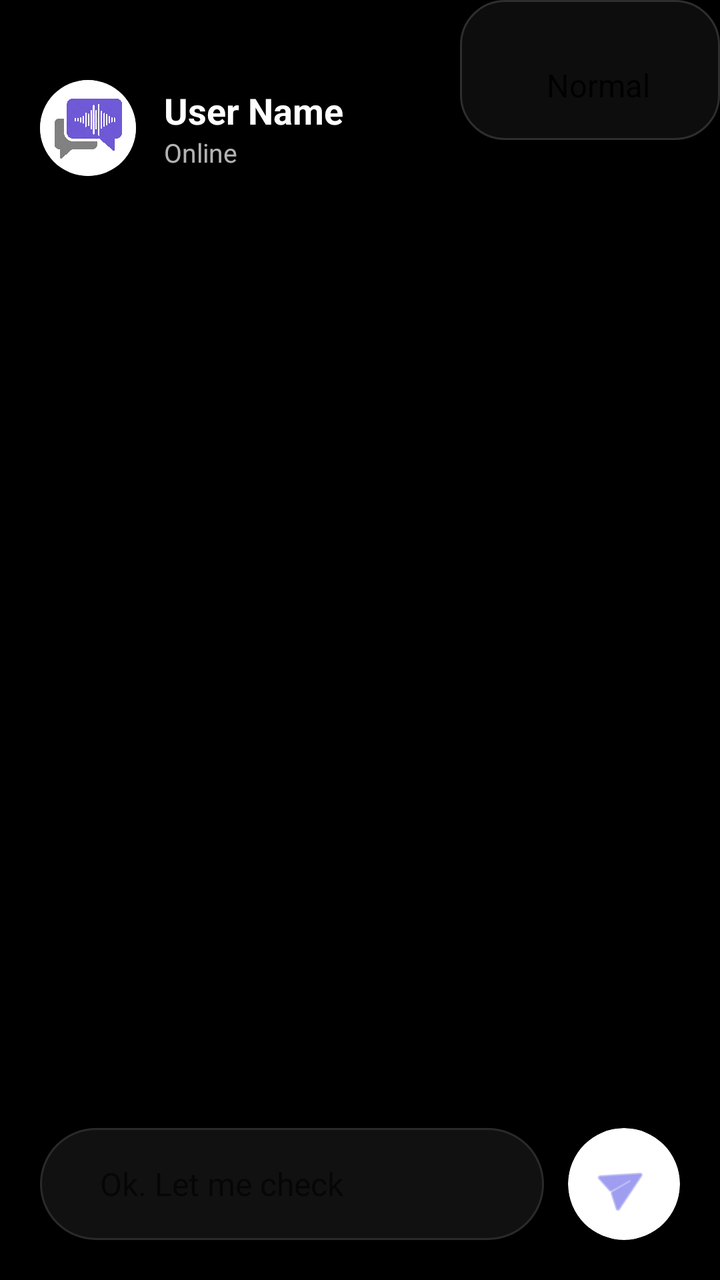
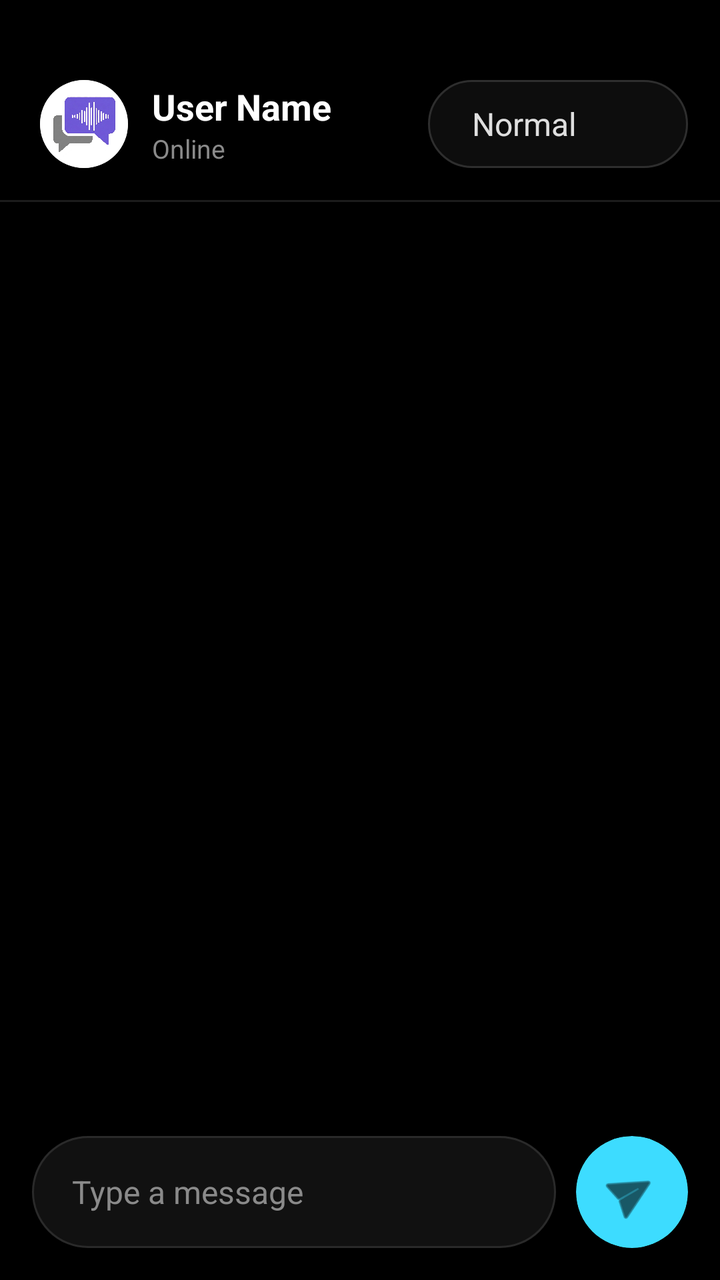

Screens rendered from an Android XML layout before and after an edit, with the pre-edit source and the edit as a unified diff.
<!-- AndroidManifest.xml: application theme Theme.GibberChat -->
<!-- res/layout/activity_main.xml -->
<?xml version="1.0" encoding="utf-8"?>
<androidx.constraintlayout.widget.ConstraintLayout 
    xmlns:android="http://schemas.android.com/apk/res/android"
    xmlns:app="http://schemas.android.com/apk/res-auto"
    xmlns:tools="http://schemas.android.com/tools"
    android:layout_width="match_parent"
    android:layout_height="match_parent"
    android:background="@drawable/bg_main_gradient">

    
    
    
    <View
        android:id="@+id/header_curve"
        android:layout_width="130dp"
        android:layout_height="70dp"
        android:background="@drawable/bg_header_curve"
        app:layout_constraintTop_toTopOf="parent"
        app:layout_constraintEnd_toEndOf="parent" />

    
    <Spinner
        android:id="@+id/spinnerProtocol"
        android:layout_width="wrap_content"
        android:layout_height="wrap_content"
        android:entries="@array/protocol_items"
        android:background="@null"
        android:layout_marginEnd="10dp"
        android:layout_marginTop="15dp"
        app:layout_constraintEnd_toEndOf="parent"
        app:layout_constraintTop_toTopOf="parent"
        app:layout_constraintBottom_toBottomOf="@id/header_curve" />

    
    

    <androidx.cardview.widget.CardView
        android:id="@+id/cardAvatar"
        android:layout_width="48dp"
        android:layout_height="48dp"
        android:layout_marginStart="20dp"
        android:layout_marginTop="40dp"
        app:cardCornerRadius="24dp"
        app:cardElevation="0dp"
        app:cardBackgroundColor="#CCCCCC"
        app:layout_constraintStart_toStartOf="parent"
        app:layout_constraintTop_toTopOf="parent">
        
        <ImageView
            android:id="@+id/imgAvatar"
            android:layout_width="match_parent"
            android:layout_height="match_parent"
            android:scaleType="centerCrop"
            android:src="@drawable/app_icon" />
    </androidx.cardview.widget.CardView>

    <LinearLayout
        android:layout_width="0dp"
        android:layout_height="wrap_content"
        android:orientation="vertical"
        android:layout_marginStart="14dp"
        android:layout_marginEnd="8dp"
        app:layout_constraintStart_toEndOf="@id/cardAvatar"
        app:layout_constraintEnd_toStartOf="@id/header_curve"
        app:layout_constraintTop_toTopOf="@id/cardAvatar"
        app:layout_constraintBottom_toBottomOf="@id/cardAvatar">

        <EditText
            android:id="@+id/editParams"
            android:layout_width="wrap_content"
            android:layout_height="wrap_content"
            android:background="@null"
            android:text="User Name"
            android:textColor="@color/white"
            android:textStyle="bold"
            android:textSize="18sp"
            android:inputType="textPersonName"
            android:maxLines="1" />

        <TextView
            android:layout_width="wrap_content"
            android:layout_height="wrap_content"
            android:text="Online"
            android:textColor="#B3FFFFFF"
            android:textSize="13sp" />
    </LinearLayout>

    
    <androidx.recyclerview.widget.RecyclerView
        android:id="@+id/recyclerChat"
        android:layout_width="match_parent"
        android:layout_height="0dp"
        android:layout_marginTop="20dp"
        android:paddingStart="20dp"
        android:paddingEnd="20dp"
        android:clipToPadding="false"
        app:layout_constraintTop_toBottomOf="@id/header_curve"
        app:layout_constraintBottom_toTopOf="@id/layoutInput" />

    
    <TextView
        android:id="@+id/textLog"
        android:layout_width="match_parent"
        android:layout_height="wrap_content"
        android:gravity="center"
        android:textColor="#80FFFFFF"
        android:textSize="10sp"
        app:layout_constraintBottom_toTopOf="@id/layoutInput" />

    
    <LinearLayout
        android:id="@+id/layoutInput"
        android:layout_width="match_parent"
        android:layout_height="wrap_content"
        android:orientation="horizontal"
        android:padding="20dp"
        android:gravity="bottom"
        app:layout_constraintBottom_toBottomOf="parent">

        
        <LinearLayout
            android:layout_width="0dp"
            android:layout_height="56dp"
            android:layout_weight="1"
            android:background="@drawable/bg_input_pill"
            android:elevation="4dp"
            android:gravity="center_vertical"
            android:paddingStart="20dp"
            android:paddingEnd="20dp">

            
            
            <EditText
                android:id="@+id/editMessage"
                android:layout_width="match_parent"
                android:layout_height="wrap_content"
                android:background="@null"
                android:layout_marginStart="10dp"
                android:hint="Ok. Let me check"
                android:textColor="@android:color/black"
                android:textSize="16sp" />
        </LinearLayout>

        <Space android:layout_width="12dp" android:layout_height="wrap_content" />

        
        <androidx.cardview.widget.CardView
            android:layout_width="56dp"
            android:layout_height="56dp"
            app:cardCornerRadius="28dp"
            app:cardBackgroundColor="@color/white"
            app:cardElevation="4dp">
            
            <ImageView
                android:id="@+id/btnSend"
                android:layout_width="match_parent"
                android:layout_height="match_parent"
                android:scaleType="center"
                android:src="@android:drawable/ic_menu_send"
                app:tint="#5E5CE6"
                android:rotation="-30" />
        </androidx.cardview.widget.CardView>
    </LinearLayout>

</androidx.constraintlayout.widget.ConstraintLayout>
<!-- resources referenced by this layout -->
<resources>
  <string-array name="protocol_items">
          <item>Normal</item>
          <item>Fast</item>
          <item>Fastest</item>
          <item>Ultra Fast</item>
          <item>DT</item>
          <item>MT</item>
          <item>DT Fast</item>
          <item>MT Fast</item>
      </string-array>
  <color name="white">#FFFFFF</color>
  <!-- drawable app_icon: png bitmap (drawable, 728945 bytes) -->
  <!-- drawable bg_header_curve (drawable) -->
  <?xml version="1.0" encoding="utf-8"?>
  <shape xmlns:android="http://schemas.android.com/apk/res/android">
      <solid android:color="#0D0D0D" />
      <stroke android:width="1dp" android:color="#2E2E2E" />
      <corners android:radius="22dp" />
  </shape>
  <!-- drawable bg_input_pill (drawable) -->
  <?xml version="1.0" encoding="utf-8"?>
  <shape xmlns:android="http://schemas.android.com/apk/res/android">
      <solid android:color="#111111" />
      <stroke android:width="1dp" android:color="#2A2A2A" />
      <corners android:radius="28dp" />
  </shape>
  <!-- drawable bg_main_gradient (drawable) -->
  <?xml version="1.0" encoding="utf-8"?>
  <shape xmlns:android="http://schemas.android.com/apk/res/android"
      android:shape="rectangle">
      <solid android:color="#000000" />
  </shape>
  <style name="Theme.GibberChat" parent="Theme.AppCompat.Light.NoActionBar">
          <item name="colorPrimary">@color/main_purple</item>
          <item name="colorPrimaryDark">@color/main_purple</item>
          <item name="colorAccent">@color/light_purple_bubble</item>
          
          
          <item name="android:statusBarColor">@color/white</item>
          <item name="android:windowLightStatusBar">true</item>
      </style>
  <color name="main_purple">#5E5CE6</color>
  <color name="light_purple_bubble">#7A78F0</color>
</resources>

<!-- the commit's change to res/layout/activity_main.xml (unified diff, before → after) -->
@@ -1,5 +1,5 @@
 <?xml version="1.0" encoding="utf-8"?>
-<androidx.constraintlayout.widget.ConstraintLayout 
+<androidx.constraintlayout.widget.ConstraintLayout
     xmlns:android="http://schemas.android.com/apk/res/android"
     xmlns:app="http://schemas.android.com/apk/res-auto"
     xmlns:tools="http://schemas.android.com/tools"
@@ -8,12 +8,12 @@
     android:background="@drawable/bg_main_gradient">
 
     
-    
-    
     <View
         android:id="@+id/header_curve"
         android:layout_width="130dp"
-        android:layout_height="70dp"
+        android:layout_height="44dp"
+        android:layout_marginTop="40dp"
+        android:layout_marginEnd="16dp"
         android:background="@drawable/bg_header_curve"
         app:layout_constraintTop_toTopOf="parent"
         app:layout_constraintEnd_toEndOf="parent" />
@@ -21,31 +21,31 @@
     
     <Spinner
         android:id="@+id/spinnerProtocol"
-        android:layout_width="wrap_content"
-        android:layout_height="wrap_content"
+        android:layout_width="0dp"
+        android:layout_height="0dp"
+        android:theme="@android:style/ThemeOverlay.Material.Dark"
         android:entries="@array/protocol_items"
         android:background="@null"
-        android:layout_marginEnd="10dp"
-        android:layout_marginTop="15dp"
-        app:layout_constraintEnd_toEndOf="parent"
-        app:layout_constraintTop_toTopOf="parent"
+        android:paddingStart="14dp"
+        android:paddingEnd="14dp"
+        app:layout_constraintStart_toStartOf="@id/header_curve"
+        app:layout_constraintEnd_toEndOf="@id/header_curve"
+        app:layout_constraintTop_toTopOf="@id/header_curve"
         app:layout_constraintBottom_toBottomOf="@id/header_curve" />
 
     
-    
-
     <androidx.cardview.widget.CardView
         android:id="@+id/cardAvatar"
-        android:layout_width="48dp"
-        android:layout_height="48dp"
+        android:layout_width="44dp"
+        android:layout_height="44dp"
         android:layout_marginStart="20dp"
         android:layout_marginTop="40dp"
-        app:cardCornerRadius="24dp"
+        app:cardCornerRadius="22dp"
         app:cardElevation="0dp"
-        app:cardBackgroundColor="#CCCCCC"
+        app:cardBackgroundColor="#FFFFFF"
         app:layout_constraintStart_toStartOf="parent"
         app:layout_constraintTop_toTopOf="parent">
-        
+
         <ImageView
             android:id="@+id/imgAvatar"
             android:layout_width="match_parent"
@@ -54,11 +54,12 @@
             android:src="@drawable/app_icon" />
     </androidx.cardview.widget.CardView>
 
+    
     <LinearLayout
         android:layout_width="0dp"
         android:layout_height="wrap_content"
         android:orientation="vertical"
-        android:layout_marginStart="14dp"
+        android:layout_marginStart="12dp"
         android:layout_marginEnd="8dp"
         app:layout_constraintStart_toEndOf="@id/cardAvatar"
         app:layout_constraintEnd_toStartOf="@id/header_curve"
@@ -71,7 +72,7 @@
             android:layout_height="wrap_content"
             android:background="@null"
             android:text="User Name"
-            android:textColor="@color/white"
+            android:textColor="#FFFFFF"
             android:textStyle="bold"
             android:textSize="18sp"
             android:inputType="textPersonName"
@@ -81,20 +82,29 @@
             android:layout_width="wrap_content"
             android:layout_height="wrap_content"
             android:text="Online"
-            android:textColor="#B3FFFFFF"
+            android:textColor="#8A8A8A"
             android:textSize="13sp" />
     </LinearLayout>
+
+    
+    <View
+        android:id="@+id/divider_header"
+        android:layout_width="match_parent"
+        android:layout_height="1dp"
+        android:layout_marginTop="16dp"
+        android:background="#1C1C1C"
+        app:layout_constraintTop_toBottomOf="@id/cardAvatar" />
 
     
     <androidx.recyclerview.widget.RecyclerView
         android:id="@+id/recyclerChat"
         android:layout_width="match_parent"
         android:layout_height="0dp"
-        android:layout_marginTop="20dp"
         android:paddingStart="20dp"
         android:paddingEnd="20dp"
+        android:paddingTop="16dp"
         android:clipToPadding="false"
-        app:layout_constraintTop_toBottomOf="@id/header_curve"
+        app:layout_constraintTop_toBottomOf="@id/divider_header"
         app:layout_constraintBottom_toTopOf="@id/layoutInput" />
 
     
@@ -103,7 +113,7 @@
         android:layout_width="match_parent"
         android:layout_height="wrap_content"
         android:gravity="center"
-        android:textColor="#80FFFFFF"
+        android:textColor="#8A8A8A"
         android:textSize="10sp"
         app:layout_constraintBottom_toTopOf="@id/layoutInput" />
 
@@ -113,51 +123,48 @@
         android:layout_width="match_parent"
         android:layout_height="wrap_content"
         android:orientation="horizontal"
-        android:padding="20dp"
+        android:padding="16dp"
         android:gravity="bottom"
+        android:background="#000000"
         app:layout_constraintBottom_toBottomOf="parent">
 
-        
         <LinearLayout
             android:layout_width="0dp"
             android:layout_height="56dp"
             android:layout_weight="1"
             android:background="@drawable/bg_input_pill"
-            android:elevation="4dp"
             android:gravity="center_vertical"
             android:paddingStart="20dp"
             android:paddingEnd="20dp">
 
-            
-            
             <EditText
                 android:id="@+id/editMessage"
                 android:layout_width="match_parent"
                 android:layout_height="wrap_content"
                 android:background="@null"
-                android:layout_marginStart="10dp"
-                android:hint="Ok. Let me check"
-                android:textColor="@android:color/black"
+                android:hint="Type a message"
+                android:textColorHint="#8A8A8A"
+                android:textColor="#FFFFFF"
                 android:textSize="16sp" />
         </LinearLayout>
 
-        <Space android:layout_width="12dp" android:layout_height="wrap_content" />
+        <Space android:layout_width="10dp" android:layout_height="wrap_content" />
 
         
         <androidx.cardview.widget.CardView
             android:layout_width="56dp"
             android:layout_height="56dp"
             app:cardCornerRadius="28dp"
-            app:cardBackgroundColor="@color/white"
-            app:cardElevation="4dp">
-            
+            app:cardBackgroundColor="#3DDCFF"
+            app:cardElevation="0dp">
+
             <ImageView
                 android:id="@+id/btnSend"
                 android:layout_width="match_parent"
                 android:layout_height="match_parent"
                 android:scaleType="center"
                 android:src="@android:drawable/ic_menu_send"
-                app:tint="#5E5CE6"
+                app:tint="#000000"
                 android:rotation="-30" />
         </androidx.cardview.widget.CardView>
     </LinearLayout>
